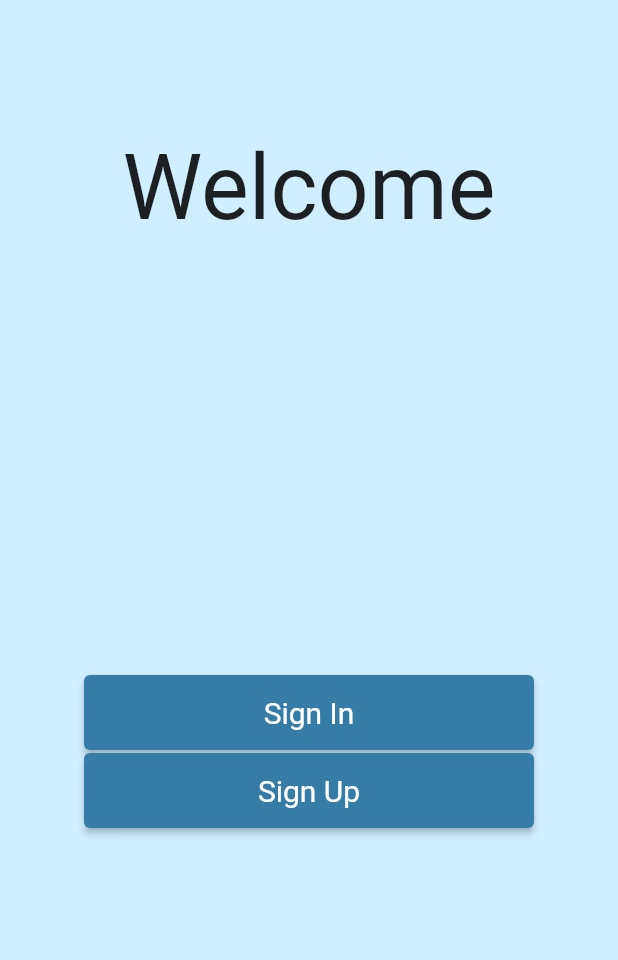
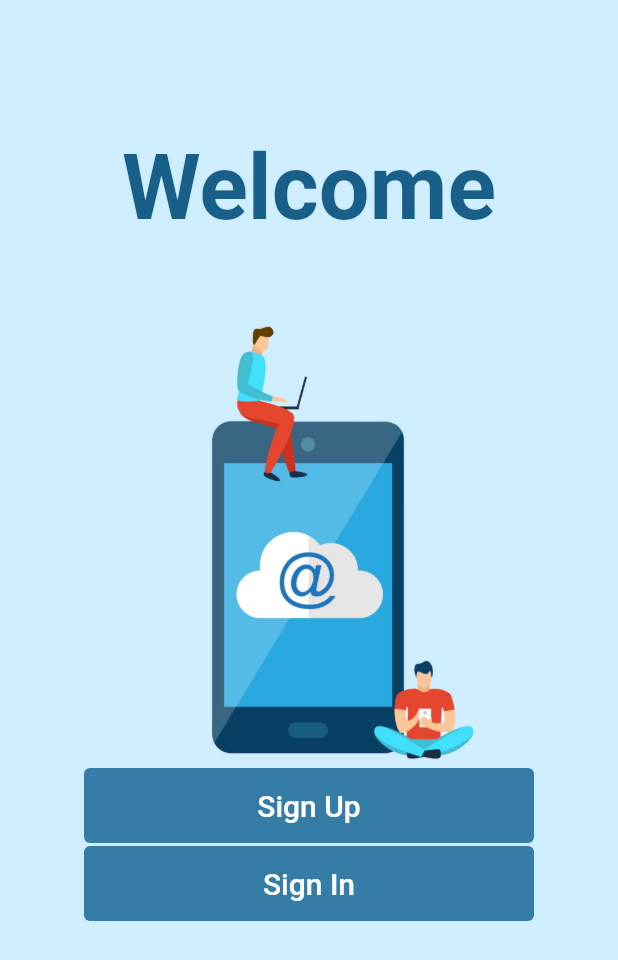
Before and after one commit to FJT-gang/AOC-Mobile, a Flutter app: the LoginPage screen opened by its route, on a phone screen of 412 x 824 dp. Shown: the top 960 px of the screen. Run offline on Flutter 3.47's test engine with Material 2 defaults, Android fonts, the phone set to English and light mode, and no system bars; our stand-ins replace google_fonts, table_calendar; Roboto replaces fonts that are missing (Scada).

Commit message:
login ui (firebase komt maandag)

```diff
--- a/lib/pages/login.dart
+++ b/lib/pages/login/login.dart
@@ -1,12 +1,15 @@
 import 'package:flutter/cupertino.dart';
 import 'package:flutter/material.dart';
 
+// widgets
+import 'package:aoc/pages/login/widgets/login_widget.dart';
+
 // Globals
 import 'package:aoc/general/globals.dart';
+
+// Google fonts
 import 'package:google_fonts/google_fonts.dart';
 
-// Google Fonts
-import 'package:google_fonts/google_fonts.dart';
 
 class LoginPage extends StatefulWidget {
   @override
@@ -28,19 +31,25 @@ class _LoginPageState extends State<LoginPage> {
                 Text('Welcome',
                     style: GoogleFonts.scada(
                       textStyle: const TextStyle(fontSize: 60),
-                      // fontWeight: FontWeight.w600
+                      color: const Color.fromARGB(225, 0, 77, 121),
+                      fontWeight: FontWeight.w600
                     )),
-                const SizedBox(height: 290),
+                const SizedBox(height: 50),
+                SizedBox(
+                  height: 300,
+                  child: Image.asset('assets/loginImg.png')
+                  ),
                 Column(
                   children: [
-                    LoginWidget(
-                      text: 'Sign In',
-                      route: '/home'
-                      ),
                     const SizedBox(height: 2),
                     LoginWidget(
                       text: 'Sign Up',
-                      route: '/home'
+                      route: '/signup',
+                      ),
+                      const SizedBox(height: 2),
+                    LoginWidget(
+                      text: 'Sign In',
+                      route: '/signin',
                       ),
                   ],
                 )
@@ -50,38 +59,3 @@ class _LoginPageState extends State<LoginPage> {
         ));
   }
 }
-
-// ignore: must_be_immutable
-class LoginWidget extends StatelessWidget {
-  late String text;
-  late String route;
-
-  LoginWidget({
-    Key? key,
-    required this.text,
-    this.route = '/login'
-  }) : super(key: key);
-
-  @override
-  Widget build(BuildContext context) {
-    return SizedBox(
-      width: 300,
-      height: 50,
-      child: ElevatedButton(
-        child: Text(
-          text,
-          style: const TextStyle(fontSize: 20),
-        ),
-        style: ElevatedButton.styleFrom(
-            primary: Globals.bgDarkBlue,
-            textStyle: const TextStyle(
-              color: Colors.white,
-            ),
-            maximumSize: const Size(150, 100)),
-        onPressed: () {
-          Navigator.pushNamed(context, route);
-        },
-      ),
-    );
-  }
-}
--- /dev/null
+++ b/lib/pages/login/widgets/login_widget.dart
@@ -0,0 +1,42 @@
+import 'package:flutter/material.dart';
+
+// Globals
+import 'package:aoc/general/globals.dart';
+
+
+class LoginWidget extends StatelessWidget {
+  late String text;
+  late String route;
+
+  LoginWidget({
+    Key? key,
+    required this.text,
+    this.route = '/login'
+  }) : super(key: key);
+
+  @override
+  Widget build(BuildContext context) {
+    return SizedBox(
+      width: 300,
+      height: 50,
+      child: ElevatedButton(
+        child: Text(
+          text,
+          style: const TextStyle(fontSize: 20),
+        ),
+        style: ButtonStyle(
+          backgroundColor: MaterialStateProperty.all(Globals.bgDarkBlue),
+            elevation: MaterialStateProperty.all(0),
+            // shape: MaterialStateProperty.all(
+              // RoundedRectangleBorder(
+              // borderRadius: BorderRadius.circular(18),
+              // ),
+            // ),
+        ),
+        onPressed: () {
+          Navigator.pushNamed(context, route);
+        },
+      ),
+    );
+  }
+}
--- a/pubspec.yaml
+++ b/pubspec.yaml
@@ -36,7 +36,6 @@ dependencies:
   google_fonts: 2.2.0
   table_calendar: ^3.0.5
 
-
 dev_dependencies:
   flutter_test:
     sdk: flutter
@@ -59,9 +58,8 @@ flutter:
   uses-material-design: true
 
   # To add assets to your application, add an assets section, like this:
-  # assets:
-  #   - images/a_dot_burr.jpeg
-  #   - images/a_dot_ham.jpeg
+  assets:
+    - assets/
 
   # An image asset can refer to one or more resolution-specific "variants", see
   # https://flutter.dev/assets-and-images/#resolution-aware.
```
Also changed, not shown: lib/main.dart (+9 -5 lines), lib/pages/login/signin.dart (added, +98 -0 lines), lib/pages/login/signup.dart (added, +98 -0 lines), lib/pages/welcome.dart (deleted, +0 -62 lines), assets/loginImg.png (added), assets/oldTimer1.png (added), pubspec.lock.
